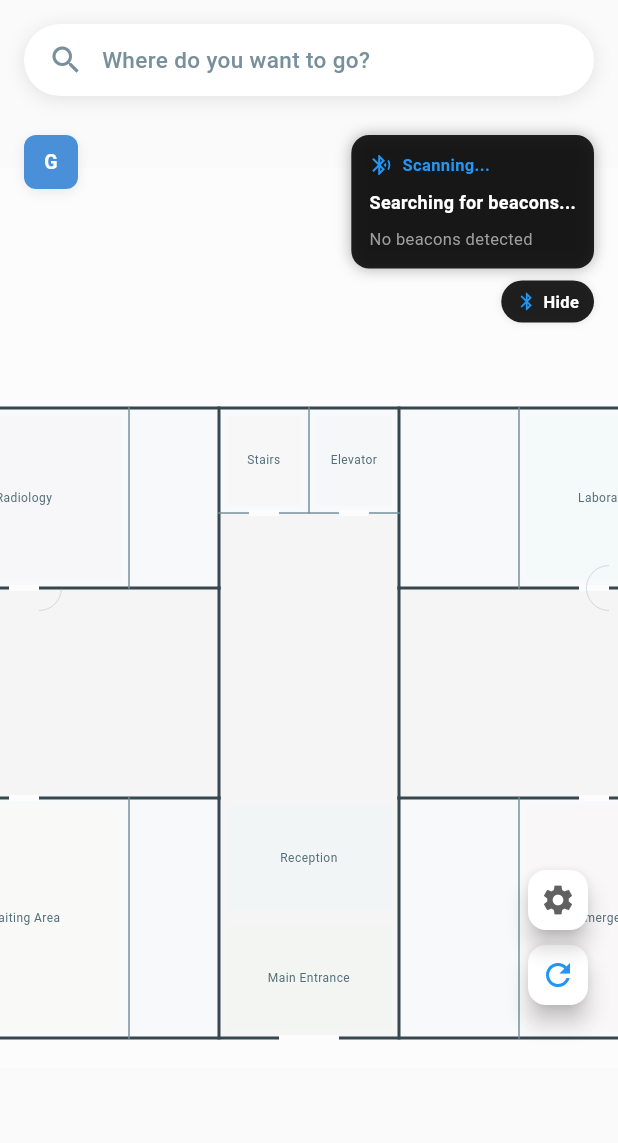
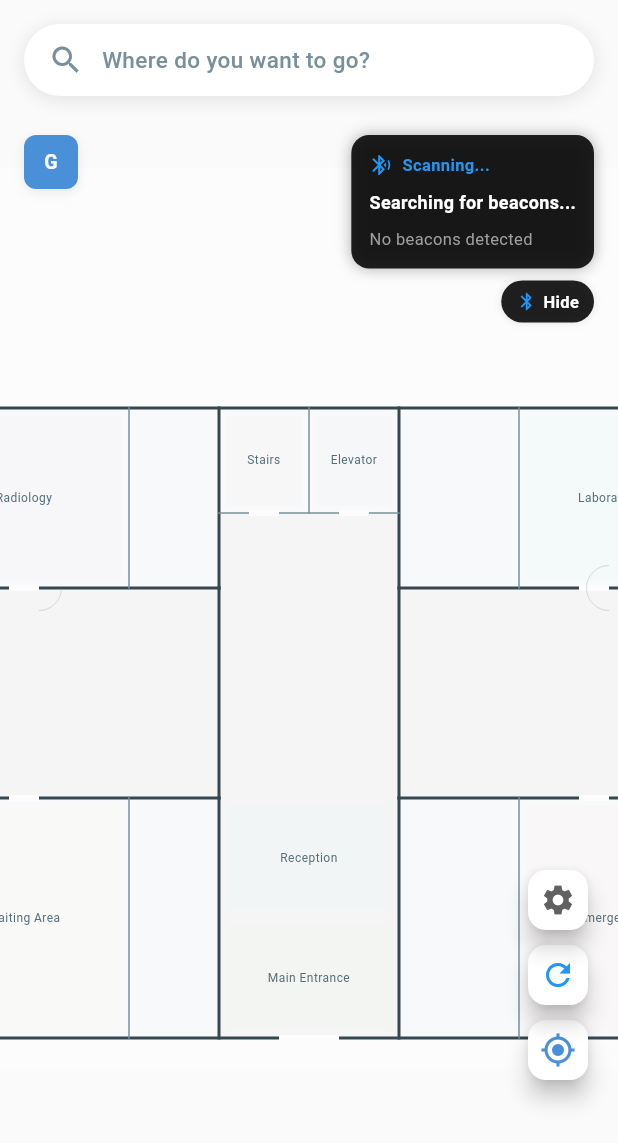
Before and after one commit to abdallaS117/navigation_with_beacons, a Flutter app: the screen it shows after launch, on a phone screen of 412 x 824 dp. Shown: the top 1143 px of the screen. Run offline on Flutter 3.47's test engine with Material 3 defaults, Android fonts, the phone set to English and light mode, and no system bars; our stand-ins replace cloud_firestore, equatable, file_picker, firebase_core, flutter_bloc, flutter_blue_plus and 2 more; accounts and stored records are empty.

Commit message:
packaging 11

```diff
--- a/lib/features/navigation/presentation/views/indoor_map_view.dart
+++ b/lib/features/navigation/presentation/views/indoor_map_view.dart
@@ -365,18 +365,18 @@ class _IndoorMapViewState extends State<IndoorMapView>
                       ),
 
                       // Center on User Button
-                      // Positioned(
-                      //   right: 16,
-                      //   bottom: (navState.selectedDestination != null ? 220 : 100) +
-                      //       MediaQuery.of(context).padding.bottom,
-                      //   child: FloatingActionButton.small(
-                      //     heroTag: 'center_user',
-                      //     backgroundColor: Colors.white,
-                      //     foregroundColor: AppColors.primary,
-                      //     onPressed: () => _centerOnUser(beaconState.currentBeacon),
-                      //     child: const Icon(Icons.my_location),
-                      //   ),
-                      // ),
+                      Positioned(
+                        right: 16,
+                        bottom: (navState.selectedDestination != null ? 220 : 100) +
+                            MediaQuery.of(context).padding.bottom,
+                        child: FloatingActionButton.small(
+                          heroTag: 'center_user',
+                          backgroundColor: Colors.white,
+                          foregroundColor: AppColors.primary,
+                          onPressed: () => _centerOnUser(beaconState.currentBeacon),
+                          child: const Icon(Icons.my_location),
+                        ),
+                      ),
 
                       // Refresh Configuration Button
                       Positioned(
```
